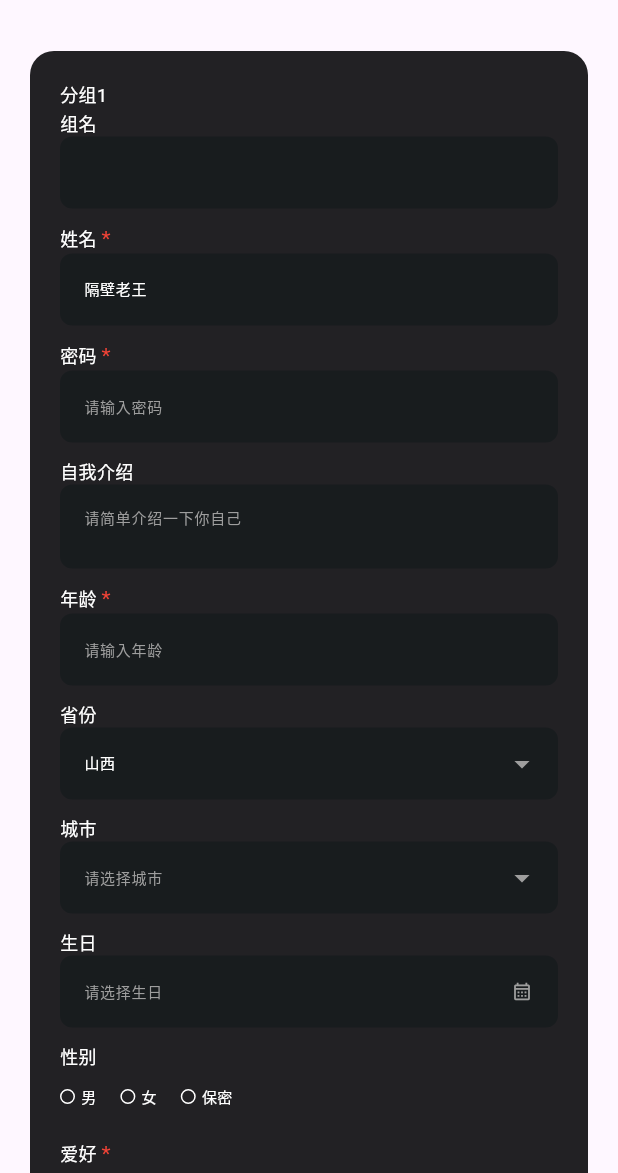
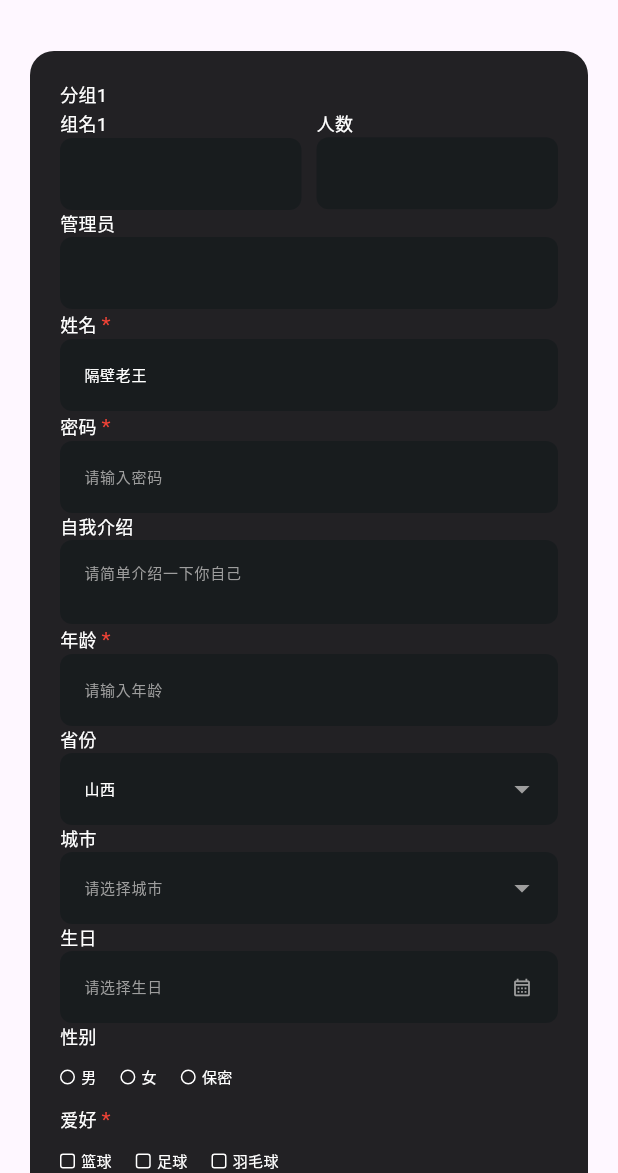
Before and after one commit to maxmeng93/flutter_json_gen_form, a Flutter app: the screen it shows after launch, on a phone screen of 412 x 824 dp, the part 63-1236 px from its top. Run offline on Flutter 3.47's test engine with Material 3 defaults, Android fonts, the phone set to English and light mode, and no system bars; our stand-ins replace image_picker, photo_view; missing offline and left inert: fijkplayer, omni_datetime_picker.

Commit message:
feat: 支持多层嵌套

```diff
--- a/example/assets/data/form.json
+++ b/example/assets/data/form.json
@@ -5,10 +5,31 @@
     "field": "group1",
     "children": [
       {
+        "type": "row",
+        "gutter": 10,
+        "children": [
+          {
+            "type": "col",
+            "child": {
+              "type": "text",
+              "field": "name",
+              "label": "组名1"
+            }
+          },
+          {
+            "type": "col",
+            "child": {
+              "type": "number",
+              "field": "num",
+              "label": "人数"
+            }
+          }
+        ]
+      },
+      {
         "type": "text",
-        "field": "name",
-        "label": "组名",
-        "value": null
+        "field": "manage",
+        "label": "管理员"
       }
     ]
   },
--- a/lib/controls/cascade_control.dart
+++ b/lib/controls/cascade_control.dart
@@ -24,11 +24,7 @@ class _CascadeControlState extends State<CascadeControl> {
   bool required = false;
   bool readonly = false;
   bool disabled = false;
-
-  /// 规则
   List<dynamic>? rules;
-
-  /// 选项
   List<dynamic>? options;
 
   @override
@@ -52,6 +48,10 @@ class _CascadeControlState extends State<CascadeControl> {
       label = data['label'];
       placeholder = data['placeholder'];
       initialValue = data['value'];
+
+      if (initialValue != null) {
+        widget.onChanged(field, initialValue);
+      }
     });
   }
 
--- a/lib/controls/checkbox_control.dart
+++ b/lib/controls/checkbox_control.dart
@@ -57,6 +57,10 @@ class _CheckboxControlState extends State<CheckboxControl> {
       field = data['field'];
       label = data['label'];
       initialValue = data['value'] ?? [];
+
+      if (initialValue != null) {
+        widget.onChanged(field, initialValue);
+      }
     });
   }
 
--- a/lib/controls/datetime_control.dart
+++ b/lib/controls/datetime_control.dart
@@ -56,6 +56,10 @@ class _DatetimeControlState extends State<DatetimeControl> {
       label = data['label'];
       placeholder = data['placeholder'];
       initialValue = data['value'];
+
+      if (initialValue != null) {
+        widget.onChanged(field, initialValue);
+      }
     });
   }
 
--- a/lib/controls/input_control.dart
+++ b/lib/controls/input_control.dart
@@ -87,6 +87,10 @@ class _InputControlState extends State<InputControl> {
       placeholder = data['placeholder'];
       initialValue = data['value'];
 
+      if (initialValue != null) {
+        widget.onChanged(field, initialValue);
+      }
+
       if (type == InputType.password) {
         obscureText = true;
       } else if (type == InputType.textarea) {
--- a/lib/controls/media_control.dart
+++ b/lib/controls/media_control.dart
@@ -55,6 +55,10 @@ class _MediaControlState extends State<MediaControl> {
       label = data['label'];
       initialValue = data['value'];
       mediaType = data['mediaType'] ?? 'media';
+
+      if (initialValue != null) {
+        widget.onChanged(field, initialValue);
+      }
     });
   }
 
--- a/lib/controls/radio_control.dart
+++ b/lib/controls/radio_control.dart
@@ -57,6 +57,10 @@ class _RadioControlState extends State<RadioControl> {
       field = data['field'];
       label = data['label'];
       initialValue = data['value'];
+
+      if (initialValue != null) {
+        widget.onChanged(field, initialValue);
+      }
     });
   }
 
--- a/lib/controls/select_control.dart
+++ b/lib/controls/select_control.dart
@@ -54,6 +54,10 @@ class _SelectControlState extends State<SelectControl> {
       label = data['label'];
       placeholder = data['placeholder'];
       initialValue = data['value'];
+
+      if (initialValue != null) {
+        widget.onChanged(field, initialValue);
+      }
     });
   }
 
--- a/lib/controls/switch_control.dart
+++ b/lib/controls/switch_control.dart
@@ -47,9 +47,8 @@ class _SwitchControlState extends State<SwitchControl> {
       field = data['field'];
       label = data['label'];
       initialValue = data['value'] ?? false;
-      if (data['value'] == null) {
-        widget.onChanged(field, initialValue);
-      }
+
+      widget.onChanged(field, initialValue);
     });
   }
 
--- a/lib/json_gen_form.dart
+++ b/lib/json_gen_form.dart
@@ -1,8 +1,6 @@
-library json_gen_form;
-
 import 'package:flutter/material.dart';
 import './controls/controls.dart';
-import './widgets/widgets.dart';
+import './layouts/layouts.dart';
 
 abstract class JsonGenFormInterface {
   dynamic validate();
@@ -40,46 +38,7 @@ class JsonGenFormState extends State<JsonGenForm>
     return Form(
       key: _formKey,
       child: Column(
-        children: config.map((item) {
-          final isLast = config.indexOf(item) == config.length - 1;
-          final isGroup = item['type'] == 'group';
-
-          if (isGroup) {
-            return _buildGroup(item, isLast);
-          }
-
-          return Container(
-            margin: EdgeInsets.only(bottom: isLast ? 0 : widget.groupSpace),
-            child: _buildField(item),
-          );
-        }).toList(),
-      ),
-    );
-  }
-
-  Widget _buildGroup(Map<String, dynamic> group, bool isLast) {
-    String? groupLabel = group['label'] ?? '';
-    String? groupField = group['field'] ?? '';
-    bool hiddenLabel = group['hiddenLabel'] == true;
-    List<dynamic> children = group['children'] ?? [];
-
-    return Container(
-      margin: EdgeInsets.only(bottom: isLast ? 0 : widget.groupSpace),
-      child: Column(
-        children: [
-          FieldLabel(label: groupLabel, hiddenLabel: hiddenLabel),
-          ...children.map((item) {
-            final isLast = children.indexOf(item) == children.length - 1;
-            if (groupField != '') {
-              item['field'] = '$groupField.${item['field']}';
-            }
-
-            return Container(
-              margin: EdgeInsets.only(bottom: isLast ? 0 : widget.fieldSpace),
-              child: _buildField(item),
-            );
-          }).toList(),
-        ],
+        children: config.map((item) => _buildField(item)).toList(),
       ),
     );
   }
@@ -87,16 +46,11 @@ class JsonGenFormState extends State<JsonGenForm>
   Widget _buildField(Map<String, dynamic> config) {
     final type = config['type'];
 
-    // group可能没有field
-    String? field = config['field'];
-    dynamic value = config['value'];
-    if (field != null && value != null) {
-      _onChanged(field, value);
-    }
-
     switch (type) {
       case 'group':
-        return Container();
+        return GroupLayout(data: config, buildField: _buildField);
+      case 'row':
+        return RowLayout(data: config, buildField: _buildField);
       case 'text':
       case 'password':
       case 'textarea':
--- a/lib/layouts/group.dart
+++ b/lib/layouts/group.dart
@@ -1,10 +1,54 @@
 import 'package:flutter/material.dart';
+import '../widgets/widgets.dart';
 
 class GroupLayout extends StatelessWidget {
-  const GroupLayout({super.key});
+  final dynamic data;
+  final Widget Function(Map<String, dynamic> config) buildField;
+
+  const GroupLayout({
+    super.key,
+    required this.data,
+    required this.buildField,
+  });
 
   @override
   Widget build(BuildContext context) {
-    return const Placeholder();
+    String? label = data['label'] ?? '';
+    bool hiddenLabel = data['hiddenLabel'] == true;
+    List<dynamic> children = data['children'] ?? [];
+
+    return Column(
+      children: [
+        FieldLabel(label: label, hiddenLabel: hiddenLabel),
+        ...children
+            .map(
+              (item) {
+                bool isLast = children.indexOf(item) == children.length - 1;
+                return _item(item, isLast);
+              },
+            )
+            .expand((x) => x)
+            .toList(),
+      ],
+    );
+  }
+
+  getChildField(child) {
+    String groupField = data['field'] ?? '';
+    String childField = child['field'] ?? '';
+    List<String> list = [groupField, childField];
+    list = list.where((item) => item != '').toList();
+    return list.join('.');
+  }
+
+  List<Widget> _item(dynamic item, bool isLast) {
+    double gutter = data['gutter'] ?? 0;
+
+    item['field'] = getChildField(item);
+
+    return [
+      buildField(item),
+      if (!isLast) SizedBox(width: gutter),
+    ];
   }
 }
--- a/lib/layouts/row.dart
+++ b/lib/layouts/row.dart
@@ -1,10 +1,52 @@
 import 'package:flutter/material.dart';
 
 class RowLayout extends StatelessWidget {
-  const RowLayout({super.key});
+  final dynamic data;
+  final Widget Function(Map<String, dynamic> config) buildField;
+
+  const RowLayout({
+    super.key,
+    required this.data,
+    required this.buildField,
+  });
 
   @override
   Widget build(BuildContext context) {
-    return const Placeholder();
+    List<dynamic> children = data['children'] ?? [];
+    children = children.where((item) => item['type'] == 'col').toList();
+
+    return Row(
+      children: children
+          .map(
+            (item) {
+              bool isLast = children.indexOf(item) == children.length - 1;
+              return _item(item, isLast);
+            },
+          )
+          .expand((x) => x)
+          .toList(),
+    );
+  }
+
+  getChildField(child) {
+    String groupField = data['field'] ?? '';
+    String childField = child['field'] ?? '';
+    List<String> list = [groupField, childField];
+    list = list.where((item) => item != '').toList();
+    return list.join('.');
+  }
+
+  List<Widget> _item(dynamic item, bool isLast) {
+    double gutter = data['gutter'].toDouble() ?? 0;
+
+    item['child']['field'] = getChildField(item['child']);
+
+    return [
+      Expanded(
+        flex: item['flex'] ?? 1,
+        child: buildField(item['child']),
+      ),
+      if (!isLast) SizedBox(width: gutter),
+    ];
   }
 }
```
Also changed, not shown: 1 other file.
